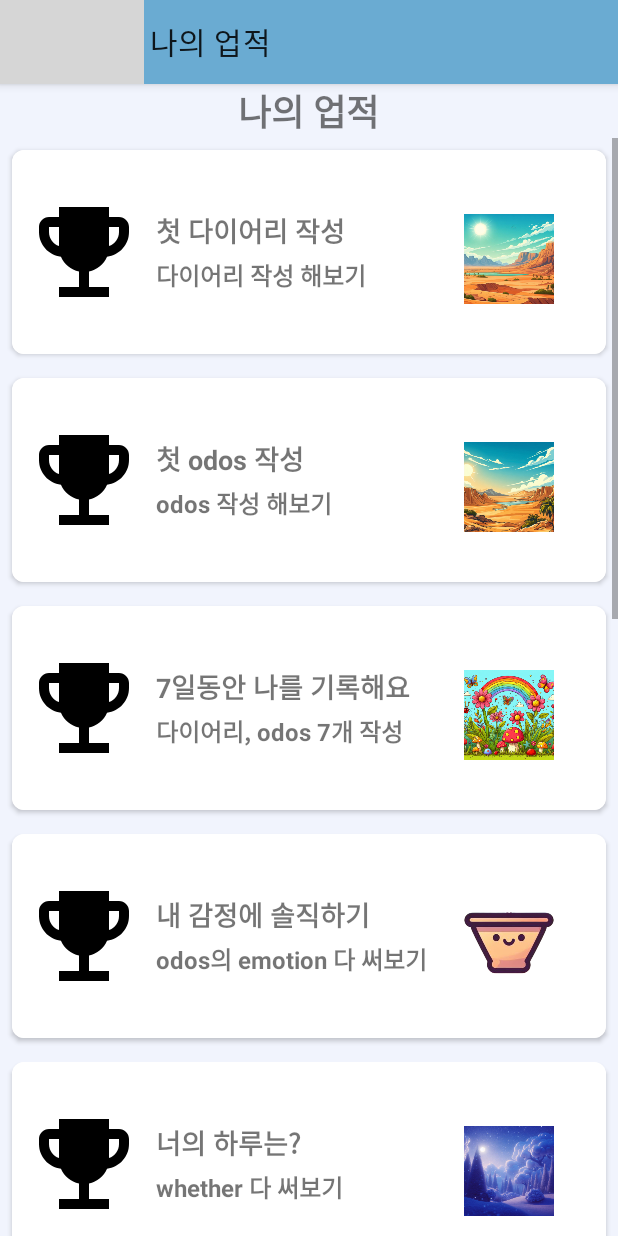
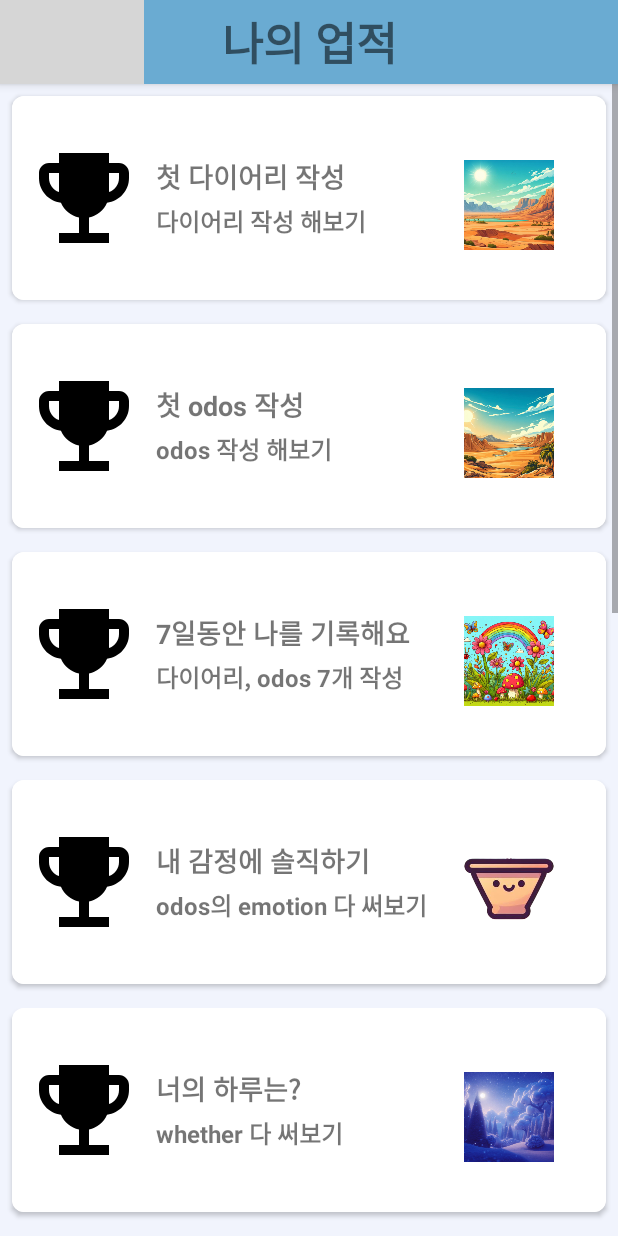
Before and after one commit to cpt-team/odos, an Android app: the AchieveActivity screen opened directly, with no data from a screen before it, on a phone screen of 412 x 824 dp. Run offline under Robolectric (Android 15) with nearby library versions, the phone set to English and light mode, and no system bars; grey boxes are pictures that could not be loaded.

Commit message:
세부 수정

```diff
--- a/app/src/main/java/com/example/cpt_odos_diary/AchieveActivity.kt
+++ b/app/src/main/java/com/example/cpt_odos_diary/AchieveActivity.kt
@@ -1,20 +1,32 @@
 package com.example.cpt_odos_diary
 
-
+import android.annotation.SuppressLint
 import androidx.appcompat.app.AppCompatActivity
 import android.os.Bundle
+import android.view.MenuItem
 import android.widget.ImageView
 import android.widget.Toolbar
 import androidx.recyclerview.widget.LinearLayoutManager
 import androidx.recyclerview.widget.RecyclerView
 import com.example.cpt_odos_diary.App.App
 
-
 class AchieveActivity : AppCompatActivity() {
+    @SuppressLint("MissingInflatedId")
     override fun onCreate(savedInstanceState: Bundle?) {
         super.onCreate(savedInstanceState)
         setContentView(R.layout.activity_achieve)
 
+        val toolbar : androidx.appcompat.widget.Toolbar = findViewById(R.id.achievement_toolbar)
+
+        // 툴바에 추가 메뉴를 넣기 위한 코드.
+        setSupportActionBar(toolbar)
+        supportActionBar?.setDisplayShowTitleEnabled(false)
+
+    }
+
+    override fun onOptionsItemSelected(item: MenuItem): Boolean {
+        finish()
+        return super.onOptionsItemSelected(item)
     }
 
     override fun onResume() {
@@ -27,15 +39,14 @@ class AchieveActivity : AppCompatActivity() {
         val adapter = AchievementAdapter(achievementList)
         recyclerView.adapter = adapter
 
-        val achievementBackBtn = findViewById<androidx.appcompat.widget.Toolbar>(R.id.iv_achievementback)
+        /*
+        val achievementBackBtn = findViewById<androidx.appcompat.widget.Toolbar>(R.id.achievement_toolbar)
         achievementBackBtn.setOnClickListener {
             finish()
         }
+         */
     }
-
 }
-
-
     private fun generateAchievementList(): List<Achievement> {
         val diaryCnt = App.token_prefs.diaryCnt
         val odosCnt = App.token_prefs.odosCnt
@@ -94,16 +105,10 @@ class AchieveActivity : AppCompatActivity() {
                 achievementList.add(Achievement("기록 첫 기념일!!", "총 100일 작성", R.drawable.ic_achieve,false,R.drawable.yellowpod))
             }
         }
-
-
         achievementList.add(Achievement("식물은 어떻게 성장하나요?", "식물 다음 단계로 성장시켜보기", R.drawable.ic_achieve,false,R.drawable.snow5))
-
-
         achievementList.add(Achievement("식물에 스킨 적용해보기", "식물의 스킨 적용해보기", R.drawable.ic_achieve,false,R.drawable.snow7))
         achievementList.add(Achievement("행복한 내 식물", "한 식물을 다 키워보기", R.drawable.ic_achieve,false,R.drawable.greenpod))
         achievementList.add(Achievement("두 번째 선택", "두 번째 식물을 키워보기 ", R.drawable.ic_achieve,false,R.drawable.field2))
         achievementList.add(Achievement("명언 마스터", "모든 명언 확인하기", R.drawable.ic_achieve,false,R.drawable.snow8))
-
-
         return achievementList
     }
--- a/app/src/main/res/layout/activity_achieve.xml
+++ b/app/src/main/res/layout/activity_achieve.xml
@@ -16,20 +16,20 @@
             android:layout_width="match_parent"
             android:layout_height="wrap_content">
             <androidx.appcompat.widget.Toolbar
-                android:id="@+id/iv_achievementback"
+                android:id="@+id/achievement_toolbar"
                 android:layout_width="match_parent"
                 android:layout_height="?attr/actionBarSize"
                 app:navigationIcon="@drawable/baseline_arrow_back_ios_24"
-                app:title="@string/my_achievement"/>
+                app:title="@string/my_achievement">
+
+                <TextView
+                    android:layout_width="wrap_content"
+                    android:layout_height="wrap_content"
+                    android:text="@string/my_achievement"
+                    android:textSize="30dp"
+                    android:layout_gravity="center"/>
+            </androidx.appcompat.widget.Toolbar>
         </com.google.android.material.appbar.AppBarLayout>
-
-        <TextView
-            android:layout_width="wrap_content"
-            android:layout_height="wrap_content"
-            android:text="나의 업적"
-            android:textSize="24dp"
-            android:textStyle="bold"
-            android:layout_gravity="center"/>
 
         <androidx.recyclerview.widget.RecyclerView
             android:id="@+id/achievement_recyclerView"
--- a/app/src/main/res/menu/odos_menu.xml
+++ b/app/src/main/res/menu/odos_menu.xml
@@ -8,8 +8,7 @@
         app:showAsAction="always"/>
     <item
         android:id="@+id/refresh_check"
-        android:icon="@drawable/ic_home"
+        android:icon="@drawable/ic_refresh"
         android:title="@string/odos_refresh"
         app:showAsAction="always"/>
-
 </menu>
```
Also changed, not shown: app/src/main/res/drawable/ic_refresh.png (added).
